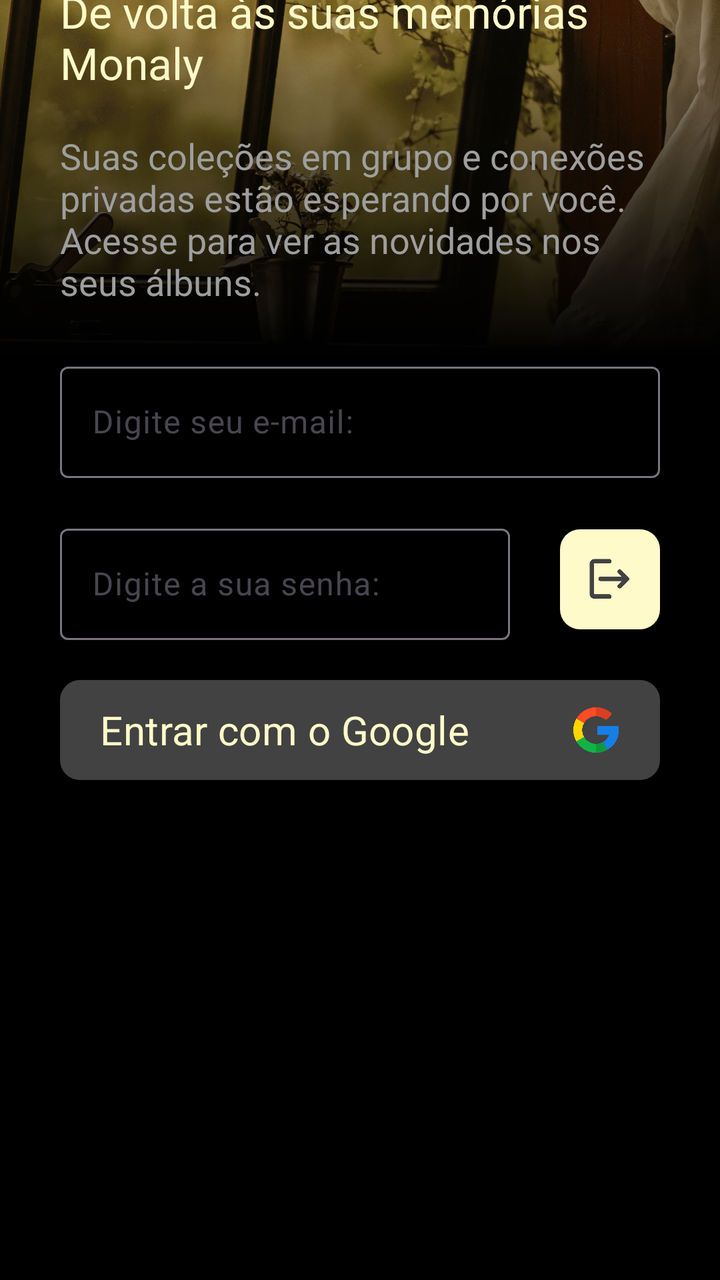
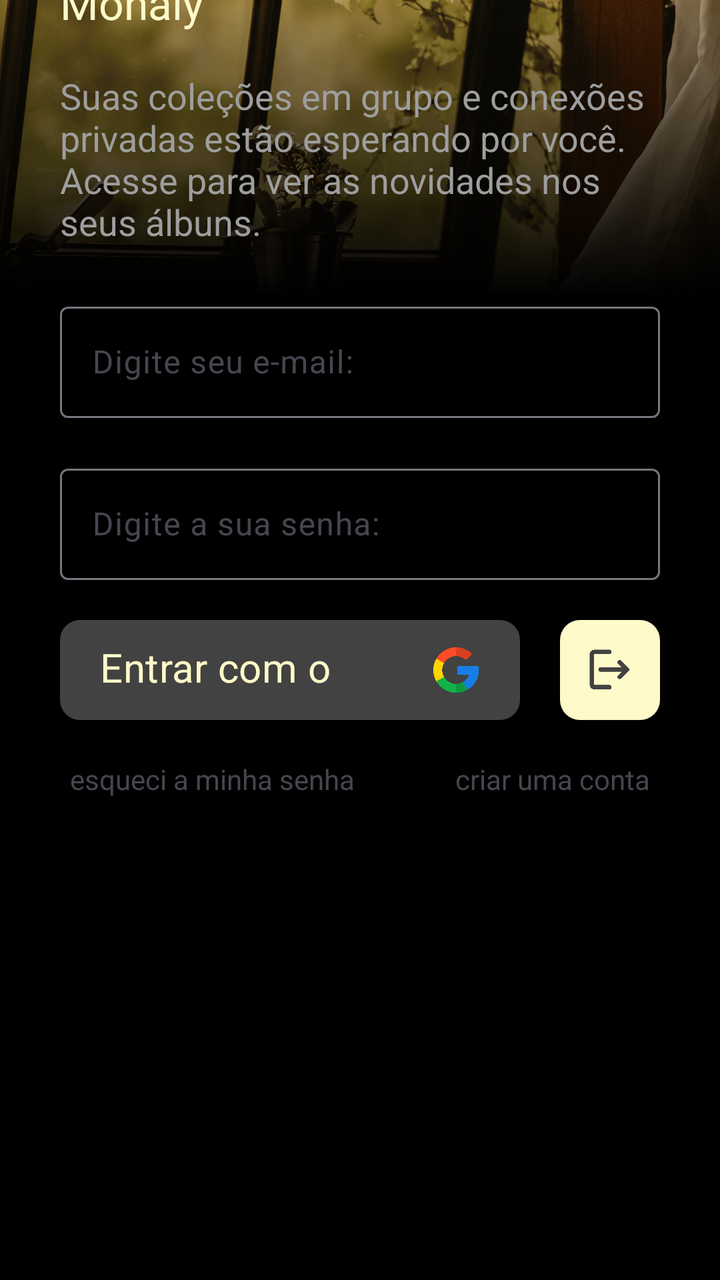

Before-and-after screenshots of an Android layout around one commit, followed by the original layout XML and the change that was made.
<!-- AndroidManifest.xml: application theme Theme.Monaly -->
<!-- res/layout/activity_login.xml -->
<?xml version="1.0" encoding="utf-8"?>
<androidx.constraintlayout.widget.ConstraintLayout
    xmlns:android="http://schemas.android.com/apk/res/android"
    xmlns:app="http://schemas.android.com/apk/res-auto"
    xmlns:tools="http://schemas.android.com/tools"
    android:id="@+id/main"
    android:layout_width="match_parent"
    android:layout_height="match_parent"
    tools:context=".ui.activity.LoginActivity"
    android:background="@color/black">

    <ImageView
        android:id="@+id/imageBackgroundLogin"
        android:layout_width="0dp"
        android:layout_height="0dp"
        android:scaleType="centerCrop"
        android:src="@drawable/img_background_login"
        app:layout_constraintBottom_toBottomOf="@+id/imageGradientEffect"
        app:layout_constraintEnd_toEndOf="parent"
        app:layout_constraintStart_toStartOf="parent"
        app:layout_constraintTop_toTopOf="parent" />

    <ImageView
        android:id="@+id/imageGradientEffect"
        android:layout_width="0dp"
        android:layout_height="0dp"
        android:src="@drawable/bg_gradient_black"
        app:layout_constraintBottom_toTopOf="@+id/inputEmail"
        app:layout_constraintEnd_toEndOf="parent"
        app:layout_constraintHorizontal_bias="0.0"
        app:layout_constraintStart_toStartOf="parent"
        app:layout_constraintTop_toTopOf="parent" />

    <TextView
        android:id="@+id/textTitleLogin"
        android:layout_width="0dp"
        android:layout_height="wrap_content"
        android:layout_marginStart="30dp"
        android:layout_marginEnd="30dp"
        android:layout_marginBottom="20dp"
        android:text="@string/login_title"
        android:textColor="@color/bage_neutral"
        android:textSize="22dp"
        app:layout_constraintBottom_toTopOf="@+id/textDescriptionLogin"
        app:layout_constraintEnd_toEndOf="parent"
        app:layout_constraintStart_toStartOf="parent" />


    <TextView
        android:id="@+id/textDescriptionLogin"
        android:layout_width="0dp"
        android:layout_height="wrap_content"
        android:layout_marginStart="30dp"
        android:layout_marginEnd="30dp"
        android:layout_marginBottom="25dp"
        android:text="@string/login_description"
        android:textColor="@color/gray_medium"
        android:textSize="18dp"
        app:layout_constraintBottom_toTopOf="@+id/inputEmail"
        app:layout_constraintEnd_toEndOf="parent"
        app:layout_constraintHorizontal_bias="0.0"
        app:layout_constraintStart_toStartOf="parent" />

    <com.google.android.material.button.MaterialButton
        android:id="@+id/buttonLoginGoogle"
        android:layout_width="0dp"
        android:layout_height="50dp"
        android:layout_marginStart="30dp"
        android:layout_marginEnd="30dp"
        android:layout_marginBottom="250dp"
        android:background="@drawable/drawable_background_button_gray_dark_10_dp"
        android:gravity="start|center_vertical"
        android:paddingStart="20dp"
        android:paddingEnd="20dp"
        android:text="@string/login_button"
        android:textAllCaps="false"
        android:textColor="@color/bage_neutral"
        android:textSize="20sp"
        android:textStyle="normal"
        android:fontFamily="sans-serif"
        android:textFontWeight="400"
        app:backgroundTint="@null"
        app:icon="@drawable/img_icon_google"
        app:iconGravity="end"
        app:iconSize="24dp"
        app:iconTint="@null"
        app:layout_constraintBottom_toBottomOf="parent"
        app:layout_constraintEnd_toEndOf="parent"
        app:layout_constraintHorizontal_bias="0.0"
        app:layout_constraintStart_toStartOf="parent" />

    <com.google.android.material.button.MaterialButton
        android:id="@+id/buttonLogIn"
        android:layout_width="50dp"
        android:layout_height="50dp"
        android:layout_marginEnd="30dp"
        android:layout_marginBottom="20dp"
        android:background="@drawable/drawable_background_button_bage_10_dp"
        android:contentDescription="@string/login_content_description"
        android:insetTop="0dp"
        android:insetBottom="0dp"
        android:padding="0dp"
        app:backgroundTint="@color/bage_neutral"
        app:icon="@drawable/ic_log_in_gray_dark"
        app:iconGravity="textStart"
        app:iconPadding="0dp"
        app:iconSize="25dp"
        app:iconTint="@null"
        app:layout_constraintBottom_toTopOf="@+id/buttonLoginGoogle"
        app:layout_constraintEnd_toEndOf="parent"
        app:layout_constraintTop_toTopOf="@+id/inputPassword" />

    <com.google.android.material.textfield.TextInputLayout
        android:id="@+id/inputEmail"
        android:layout_width="0dp"
        android:layout_height="wrap_content"
        android:layout_marginStart="30dp"
        android:layout_marginEnd="30dp"
        android:layout_marginBottom="20dp"
        app:layout_constraintBottom_toTopOf="@+id/inputPassword"
        app:layout_constraintEnd_toEndOf="parent"
        app:layout_constraintStart_toStartOf="parent">

        <com.google.android.material.textfield.TextInputEditText
            android:id="@+id/inputEditEmail"
            android:layout_width="match_parent"
            android:layout_height="wrap_content"
            android:hint="@string/logint_hint_email" />

    </com.google.android.material.textfield.TextInputLayout>

    <com.google.android.material.textfield.TextInputLayout
        android:id="@+id/inputPassword"
        android:layout_width="0dp"
        android:layout_height="wrap_content"
        android:layout_marginStart="30dp"
        android:layout_marginEnd="25dp"
        android:layout_marginBottom="20dp"
        app:layout_constraintBottom_toTopOf="@+id/buttonLoginGoogle"
        app:layout_constraintEnd_toStartOf="@+id/buttonLogIn"
        app:layout_constraintStart_toStartOf="parent">

        <com.google.android.material.textfield.TextInputEditText
            android:id="@+id/InputEditPassword"
            android:layout_width="match_parent"
            android:layout_height="wrap_content"
            android:hint="@string/login_hint_password" />

    </com.google.android.material.textfield.TextInputLayout>

</androidx.constraintlayout.widget.ConstraintLayout>
<!-- resources referenced by this layout -->
<resources>
  <color name="bage_neutral">#FFFAC9</color>
  <color name="black">#000000</color>
  <color name="gray_medium">#9E9E9E</color>
  <!-- drawable bg_gradient_black (drawable) -->
  <?xml version="1.0" encoding="utf-8"?>
  <shape xmlns:android="http://schemas.android.com/apk/res/android"
  
      android:shape="rectangle">
  
      <gradient
  
          android:angle="90"
          android:startColor="@color/black"
          android:endColor="#00000000"
          android:type="linear"/>
  
  </shape>
  <!-- drawable drawable_background_button_bage_10_dp (drawable) -->
  <?xml version="1.0" encoding="utf-8"?>
  <shape xmlns:android="http://schemas.android.com/apk/res/android">
  
      <solid android:color="@color/bage_neutral"/>
      <corners android:radius="10dp"/>
  
  </shape>
  <!-- drawable drawable_background_button_gray_dark_10_dp (drawable) -->
  <?xml version="1.0" encoding="utf-8"?>
  <shape xmlns:android="http://schemas.android.com/apk/res/android">
  
      <corners android:radius="10dp"/>
      <solid android:color="@color/gray_dark"/>
  
  </shape>
  <!-- drawable ic_log_in_gray_dark: png bitmap (drawable, 8584 bytes) -->
  <!-- drawable img_background_login: webp bitmap (drawable, 669746 bytes) -->
  <!-- drawable img_icon_google: webp bitmap (drawable, 15924 bytes) -->
  <string name="login_button">Entrar com o Google</string>
  <string name="login_content_description">Botão de entrar</string>
  <string name="login_description">Suas coleções em grupo e conexões privadas estão esperando por você. Acesse para ver as novidades nos seus álbuns.</string>
  <string name="login_hint_password">Digite a sua senha:</string>
  <string name="login_title">De volta às suas memórias Monaly</string>
  <string name="logint_hint_email">Digite seu e-mail:</string>
  <style name="Theme.Monaly" parent="Base.Theme.Monaly" />
  <color name="gray_dark">#424242</color>
  <style name="Base.Theme.Monaly" parent="Theme.Material3.DayNight.NoActionBar">
  
  
          
          
  
  
          
          <item name="android:navigationBarColor">@color/black</item>
  
  
      </style>
</resources>

<!-- the commit's change to res/layout/activity_login.xml (unified diff, before → after) -->
@@ -66,27 +66,26 @@
         android:layout_width="0dp"
         android:layout_height="50dp"
         android:layout_marginStart="30dp"
-        android:layout_marginEnd="30dp"
-        android:layout_marginBottom="250dp"
+        android:layout_marginEnd="20dp"
+        android:layout_marginBottom="280dp"
         android:background="@drawable/drawable_background_button_gray_dark_10_dp"
+        android:fontFamily="sans-serif"
         android:gravity="start|center_vertical"
         android:paddingStart="20dp"
         android:paddingEnd="20dp"
         android:text="@string/login_button"
         android:textAllCaps="false"
         android:textColor="@color/bage_neutral"
+        android:textFontWeight="400"
         android:textSize="20sp"
         android:textStyle="normal"
-        android:fontFamily="sans-serif"
-        android:textFontWeight="400"
         app:backgroundTint="@null"
         app:icon="@drawable/img_icon_google"
         app:iconGravity="end"
         app:iconSize="24dp"
         app:iconTint="@null"
         app:layout_constraintBottom_toBottomOf="parent"
-        app:layout_constraintEnd_toEndOf="parent"
-        app:layout_constraintHorizontal_bias="0.0"
+        app:layout_constraintEnd_toStartOf="@+id/buttonLogIn"
         app:layout_constraintStart_toStartOf="parent" />
 
     <com.google.android.material.button.MaterialButton
@@ -94,7 +93,6 @@
         android:layout_width="50dp"
         android:layout_height="50dp"
         android:layout_marginEnd="30dp"
-        android:layout_marginBottom="20dp"
         android:background="@drawable/drawable_background_button_bage_10_dp"
         android:contentDescription="@string/login_content_description"
         android:insetTop="0dp"
@@ -106,9 +104,8 @@
         app:iconPadding="0dp"
         app:iconSize="25dp"
         app:iconTint="@null"
-        app:layout_constraintBottom_toTopOf="@+id/buttonLoginGoogle"
-        app:layout_constraintEnd_toEndOf="parent"
-        app:layout_constraintTop_toTopOf="@+id/inputPassword" />
+        app:layout_constraintBottom_toBottomOf="@+id/buttonLoginGoogle"
+        app:layout_constraintEnd_toEndOf="parent" />
 
     <com.google.android.material.textfield.TextInputLayout
         android:id="@+id/inputEmail"
@@ -134,10 +131,10 @@
         android:layout_width="0dp"
         android:layout_height="wrap_content"
         android:layout_marginStart="30dp"
-        android:layout_marginEnd="25dp"
+        android:layout_marginEnd="30dp"
         android:layout_marginBottom="20dp"
-        app:layout_constraintBottom_toTopOf="@+id/buttonLoginGoogle"
-        app:layout_constraintEnd_toStartOf="@+id/buttonLogIn"
+        app:layout_constraintBottom_toTopOf="@+id/buttonLogIn"
+        app:layout_constraintEnd_toEndOf="parent"
         app:layout_constraintStart_toStartOf="parent">
 
         <com.google.android.material.textfield.TextInputEditText
@@ -148,4 +145,24 @@
 
     </com.google.android.material.textfield.TextInputLayout>
 
+    <TextView
+        android:id="@+id/clickTextForgotPasswork"
+        android:layout_width="wrap_content"
+        android:layout_height="wrap_content"
+        android:layout_marginStart="5dp"
+        android:layout_marginTop="20dp"
+        android:text="@string/login_click_text_forgot_password"
+        app:layout_constraintStart_toStartOf="@+id/buttonLoginGoogle"
+        app:layout_constraintTop_toBottomOf="@+id/buttonLoginGoogle" />
+
+    <TextView
+        android:id="@+id/clickTextCreateAccount"
+        android:layout_width="wrap_content"
+        android:layout_height="wrap_content"
+        android:layout_marginTop="20dp"
+        android:layout_marginEnd="5dp"
+        android:text="@string/login_click_text_create_account"
+        app:layout_constraintEnd_toEndOf="@+id/buttonLogIn"
+        app:layout_constraintTop_toBottomOf="@+id/buttonLogIn" />
+
 </androidx.constraintlayout.widget.ConstraintLayout>
<!-- resource entries referenced after the edit -->
@@ -37,6 +37,8 @@
   <!-- drawable img_background_login: webp bitmap (drawable, 669746 bytes) -->
   <!-- drawable img_icon_google: webp bitmap (drawable, 15924 bytes) -->
   <string name="login_button">Entrar com o Google</string>
+  <string name="login_click_text_create_account">criar uma conta</string>
+  <string name="login_click_text_forgot_password">esqueci a minha senha</string>
   <string name="login_content_description">Botão de entrar</string>
   <string name="login_description">Suas coleções em grupo e conexões privadas estão esperando por você. Acesse para ver as novidades nos seus álbuns.</string>
   <string name="login_hint_password">Digite a sua senha:</string>
